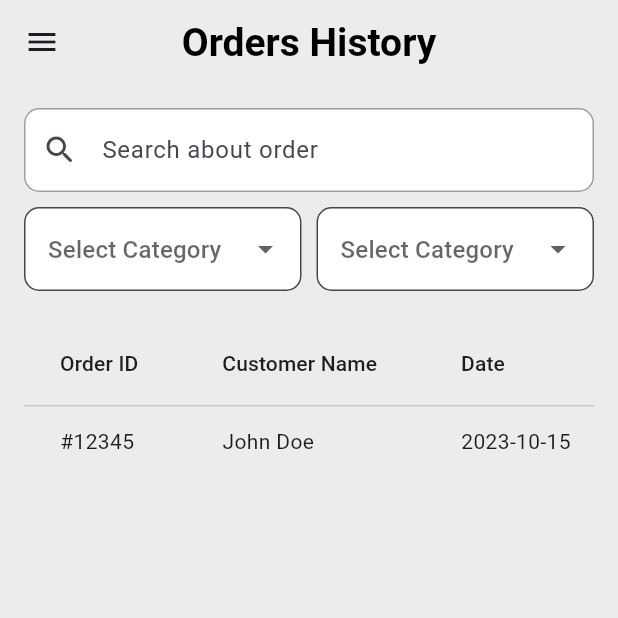
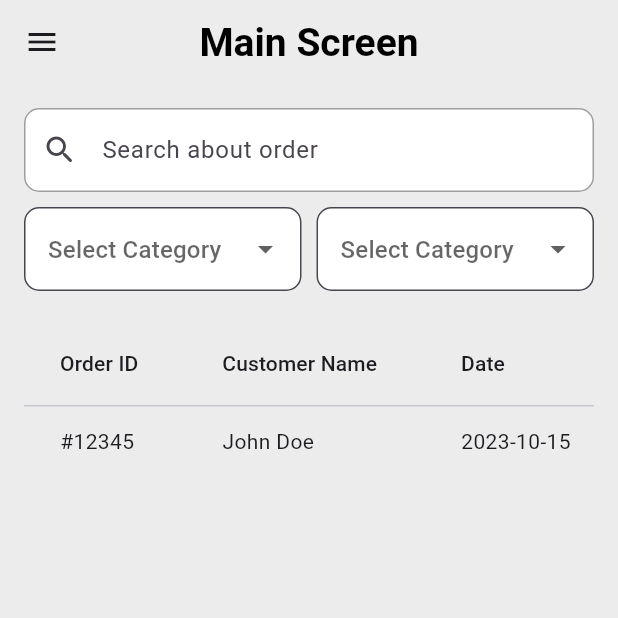
Before and after one commit to AbdelazizMohamed-GitHub/shop_sphere_dashboard, a Flutter app: the screen it shows after launch, on a phone screen of 412 x 824 dp, the top half of it. Run offline on Flutter 3.47's test engine with Material 3 defaults, Android fonts, the phone set to English and light mode, and no system bars; our stand-ins replace cloud_firestore, dartz, firebase_core, flutter_bloc, image_picker, supabase_flutter; accounts and stored records are empty; project files that could hold a hidden picture were left out.

```diff
--- a/lib/core/utils/screens_list.dart
+++ b/lib/core/utils/screens_list.dart
@@ -1,6 +1,6 @@
 import 'package:flutter/material.dart';
 import 'package:shop_sphere_dashboard/core/utils/app_images.dart';
-import 'package:shop_sphere_dashboard/features/presention/view/screen/order_history_screen.dart';
+import 'package:shop_sphere_dashboard/features/presention/view/screen/main_screen.dart';
 import 'package:shop_sphere_dashboard/features/presention/view/screen/order_screen.dart';
 import 'package:shop_sphere_dashboard/features/presention/view/screen/product_screen.dart';
 import 'package:shop_sphere_dashboard/features/presention/view/screen/profile_screen.dart';
@@ -8,7 +8,7 @@ import 'package:shop_sphere_dashboard/features/presention/view/screen/profile_sc
 const List<Widget> screens = [
   ProductScreen(),
   OrderScreen(),
-  OrdersHistoryScreen(),
+  MainScreen(),
   ProfileScreen(),
 ];
 List<PaymentMethodModel> paymentMethod = [
--- a/lib/features/presention/view/controller/order/order_cubit.dart
+++ b/lib/features/presention/view/controller/order/order_cubit.dart
@@ -1,4 +1,3 @@
-import 'package:flutter/widgets.dart';
 import 'package:flutter_bloc/flutter_bloc.dart';
 import 'package:shop_sphere_dashboard/features/presention/view/controller/order/order_state.dart';
 
--- a/lib/features/presention/view/screen/order_history_screen.dart
+++ b/lib/features/presention/view/screen/main_screen.dart
@@ -1,25 +1,23 @@
 import 'package:flutter/material.dart';
+import 'package:shop_sphere_dashboard/core/utils/app_styles.dart';
 import 'package:shop_sphere_dashboard/core/widget/custom_text_form.dart';
 import 'package:shop_sphere_dashboard/features/presention/view/screen/order_screen.dart';
 import 'package:shop_sphere_dashboard/features/presention/view/screen/product_screen.dart';
 import 'package:shop_sphere_dashboard/features/presention/view/widget/custom_dropdown_menu.dart';
 
-class OrdersHistoryScreen extends StatelessWidget {
-  const OrdersHistoryScreen({super.key});
+class MainScreen extends StatelessWidget {
+  const MainScreen({super.key});
   @override
   Widget build(BuildContext context) {
     return Scaffold(
-      appBar: AppBar(title: Text('Orders History')),
+      appBar: AppBar(title: Text('Main Screen')),
       drawer: Drawer(
         child: ListView(
           padding: EdgeInsets.zero,
           children: [
             DrawerHeader(
               decoration: BoxDecoration(color: Colors.blue),
-              child: Text(
-                'Dashboard',
-                style: TextStyle(color: Colors.white, fontSize: 24),
-              ),
+              child: Text('Dashboard', style: AppStyles.text26BoldWhite),
             ),
             ListTile(
               leading: Icon(Icons.shopping_cart),
--- a/lib/features/presention/view/screen/order_screen.dart
+++ b/lib/features/presention/view/screen/order_screen.dart
@@ -24,13 +24,7 @@ class OrderScreen extends StatelessWidget {
           child: Column(
             children: [
               CustomOrderItem(item: TestList.cartItems[0]),
-
-              // const SizedBox(height: 40, child: CustomOrderStutsList()),
-              // BlocBuilder<OrderCubit, OrderState>(
-              //   builder: (context, state) {
-              //     return const CustomOrderScreenBody();
-              //   },
-              // ),
+              CustomOrderItem(item: TestList.cartItems[1]),
             ],
           ),
         ),
--- a/lib/features/presention/view/screen/process_order_screen.dart
+++ b/lib/features/presention/view/screen/process_order_screen.dart
@@ -1,5 +1,4 @@
 import 'package:flutter/material.dart';
-import 'package:shop_sphere_dashboard/core/utils/app_color.dart';
 import 'package:shop_sphere_dashboard/core/utils/app_styles.dart';
 import 'package:shop_sphere_dashboard/core/widget/custom_button.dart';
 import 'package:shop_sphere_dashboard/features/presention/view/widget/custom_process_screen_item.dart';
--- a/lib/features/presention/view/screen/product_screen.dart
+++ b/lib/features/presention/view/screen/product_screen.dart
@@ -7,7 +7,6 @@ import 'package:shop_sphere_dashboard/features/data/repo_impl/product_repo_impl.
 import 'package:shop_sphere_dashboard/features/presention/view/controller/product_cubit/product_cubit.dart';
 import 'package:shop_sphere_dashboard/features/presention/view/controller/product_cubit/product_state.dart';
 import 'package:shop_sphere_dashboard/features/presention/view/screen/add_product_screen.dart';
-import 'package:shop_sphere_dashboard/features/presention/view/screen/details_screen.dart';
 
 class ProductScreen extends StatelessWidget {
   const ProductScreen({super.key});
--- a/lib/features/presention/view/widget/custom_add_image.dart
+++ b/lib/features/presention/view/widget/custom_add_image.dart
@@ -54,7 +54,7 @@ class _CustomAddImageState extends State<CustomAddImage> {
                 children: [
                   ClipRRect(
                     borderRadius: BorderRadius.circular(8),
-                    child: Image.file(imageFile!, fit: BoxFit.fill),
+                    child: Image.file(imageFile!, fit: BoxFit.fitWidth),
                   ),
                   Positioned(
                     top: 0,
--- a/lib/features/presention/view/widget/custom_details_header.dart
+++ b/lib/features/presention/view/widget/custom_details_header.dart
@@ -5,6 +5,7 @@ import 'package:shop_sphere_dashboard/core/utils/app_styles.dart';
 import 'package:shop_sphere_dashboard/features/domain/entity/prosuct_entity.dart';
 
 class CustomDetailsHeader extends StatelessWidget {
+
   const CustomDetailsHeader({super.key, required this.product});
   final ProductEntity product;
   @override
--- a/lib/main.dart
+++ b/lib/main.dart
@@ -7,7 +7,7 @@ import 'package:shop_sphere_dashboard/core/utils/app_styles.dart';
 import 'package:shop_sphere_dashboard/features/data/repo_impl/product_repo_impl.dart';
 import 'package:shop_sphere_dashboard/features/presention/view/controller/product_cubit/product_cubit.dart';
 import 'package:shop_sphere_dashboard/features/presention/view/screen/add_product_screen.dart';
-import 'package:shop_sphere_dashboard/features/presention/view/screen/order_history_screen.dart';
+import 'package:shop_sphere_dashboard/features/presention/view/screen/main_screen.dart';
 import 'package:shop_sphere_dashboard/features/presention/view/screen/order_screen.dart';
 import 'package:shop_sphere_dashboard/features/presention/view/screen/process_order_screen.dart';
 import 'package:shop_sphere_dashboard/firebase_options.dart';
@@ -40,7 +40,7 @@ class MyApp extends StatelessWidget {
             titleTextStyle: AppStyles.text26BoldBlack,
           ),
         ),
-        home: OrdersHistoryScreen(),
+        home: MainScreen(),
       ),
     );
   }
```
Also changed, not shown: lib/features/presention/view/screen/add_product_screen.dart (+8 -7 lines).
